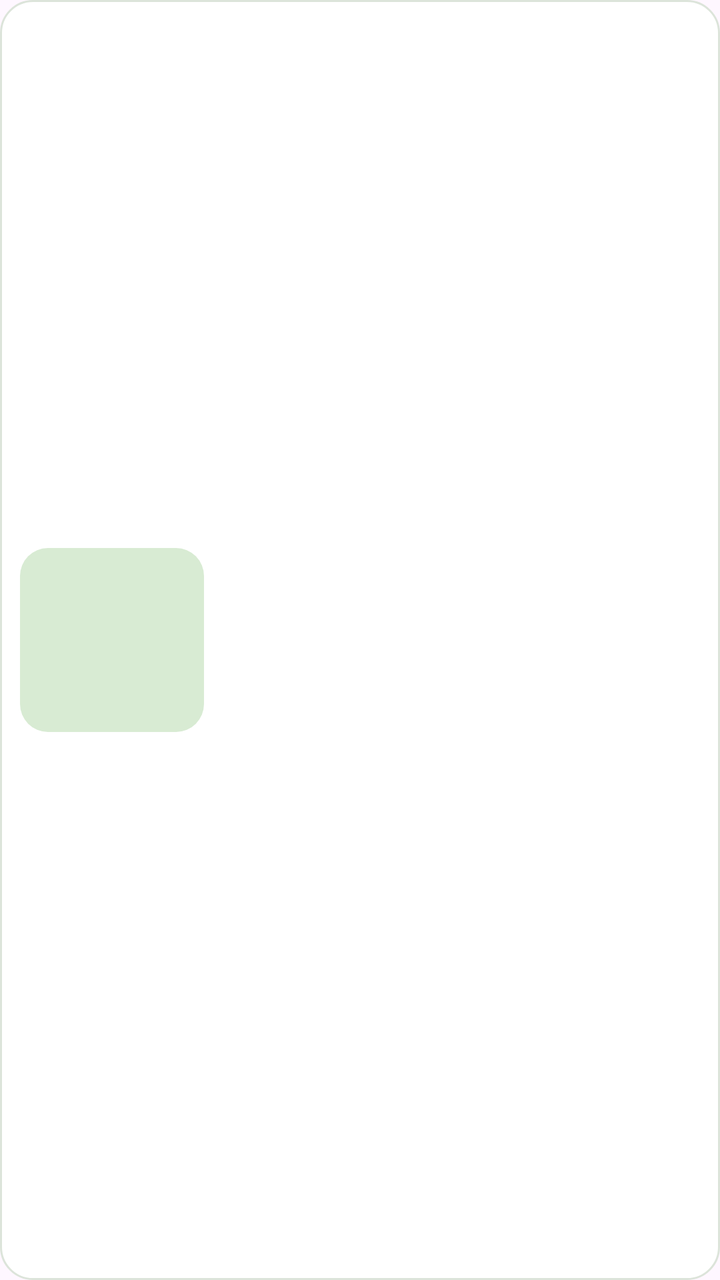
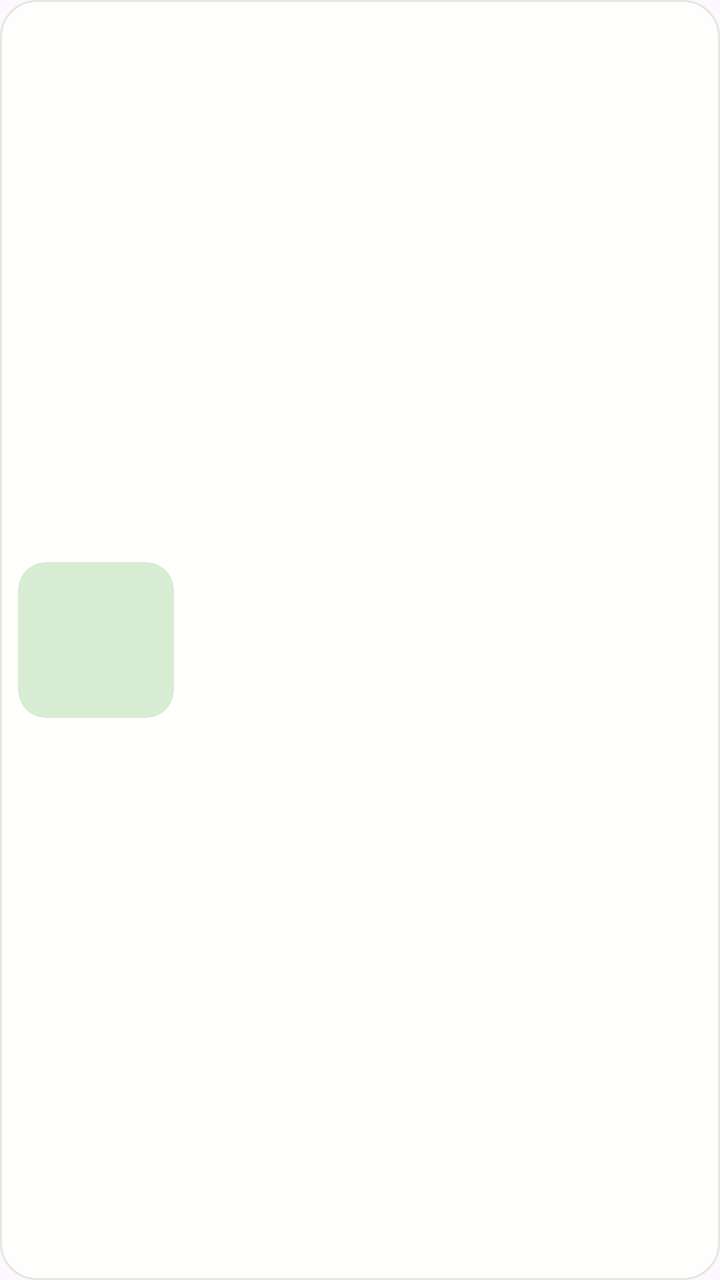

Compare the two renders of this Android layout. The source of the first and the diff that turns it into the second are given below.
<!-- AndroidManifest.xml: application theme Theme.Vacuno -->
<!-- res/layout/item_animal.xml -->
<?xml version="1.0" encoding="utf-8"?>
<LinearLayout xmlns:android="http://schemas.android.com/apk/res/android"
    android:layout_width="match_parent" android:layout_height="wrap_content"
    android:layout_marginBottom="12dp" android:background="@drawable/bg_animal_card"
    android:gravity="center_vertical" android:orientation="horizontal" android:padding="10dp">

    <TextView android:id="@+id/tv_inicial" android:layout_width="92dp" android:layout_height="92dp"
        android:background="@drawable/bg_animal_imagen" android:gravity="center" android:textColor="@color/verde_principal"
        android:textSize="38sp" android:textStyle="bold" />

    <LinearLayout android:layout_width="0dp" android:layout_height="wrap_content" android:layout_marginStart="13dp"
        android:layout_weight="1" android:orientation="vertical">
        <TextView android:id="@+id/tv_id" android:layout_width="wrap_content" android:layout_height="wrap_content"
            android:textColor="@color/texto_secundario" android:textSize="13sp" android:textStyle="bold" />
        <TextView android:id="@+id/tv_nombre" android:layout_width="wrap_content" android:layout_height="wrap_content"
            android:layout_marginTop="2dp" android:textColor="@color/texto_principal" android:textSize="19sp" android:textStyle="bold" />
        <TextView android:id="@+id/tv_detalle" android:layout_width="wrap_content" android:layout_height="wrap_content"
            android:layout_marginTop="3dp" android:textColor="@color/texto_secundario" android:textSize="13sp" />
        <TextView android:id="@+id/tv_peso" android:layout_width="wrap_content" android:layout_height="wrap_content"
            android:layout_marginTop="2dp" android:textColor="@color/texto_principal" android:textSize="13sp" android:textStyle="bold" />
        <TextView android:id="@+id/tv_estado" android:layout_width="wrap_content" android:layout_height="24dp"
            android:layout_marginTop="5dp" android:gravity="center" android:paddingStart="9dp" android:paddingEnd="9dp"
            android:textSize="11sp" android:textStyle="bold" />
    </LinearLayout>
</LinearLayout>
<!-- resources referenced by this layout -->
<resources>
  <color name="texto_principal">#121713</color>
  <color name="texto_secundario">#4B554E</color>
  <color name="verde_principal">#075B29</color>
  <!-- drawable bg_animal_card (drawable) -->
  <?xml version="1.0" encoding="utf-8"?>
  <shape xmlns:android="http://schemas.android.com/apk/res/android" android:shape="rectangle">
      <solid android:color="@color/white" />
      <corners android:radius="16dp" />
      <stroke android:width="1dp" android:color="#DCE4DA" />
  </shape>
  <!-- drawable bg_animal_imagen (drawable) -->
  <?xml version="1.0" encoding="utf-8"?>
  <shape xmlns:android="http://schemas.android.com/apk/res/android" android:shape="rectangle">
      <solid android:color="#D8EBD3" />
      <corners android:radius="14dp" />
  </shape>
  <style name="Theme.Vacuno" parent="Base.Theme.Vacuno" />
  <color name="white">#FFFFFFFF</color>
  <style name="Base.Theme.Vacuno" parent="Theme.Material3.DayNight.NoActionBar">
          
          
      </style>
</resources>

<!-- the commit's change to res/layout/item_animal.xml (unified diff, before → after) -->
@@ -1,19 +1,26 @@
 <?xml version="1.0" encoding="utf-8"?>
 <LinearLayout xmlns:android="http://schemas.android.com/apk/res/android"
+    xmlns:app="http://schemas.android.com/apk/res-auto"
+    xmlns:tools="http://schemas.android.com/tools"
     android:layout_width="match_parent" android:layout_height="wrap_content"
     android:layout_marginBottom="12dp" android:background="@drawable/bg_animal_card"
-    android:gravity="center_vertical" android:orientation="horizontal" android:padding="10dp">
+    android:gravity="center_vertical" android:orientation="horizontal" android:padding="9dp">
 
-    <TextView android:id="@+id/tv_inicial" android:layout_width="92dp" android:layout_height="92dp"
-        android:background="@drawable/bg_animal_imagen" android:gravity="center" android:textColor="@color/verde_principal"
-        android:textSize="38sp" android:textStyle="bold" />
+    <ImageView
+        android:id="@+id/tv_inicial"
+        android:layout_width="78dp"
+        android:layout_height="78dp"
+        android:background="@drawable/bg_animal_imagen"
+        android:clipToOutline="true"
+        android:contentDescription="@null"
+        android:scaleType="centerCrop" />
 
     <LinearLayout android:layout_width="0dp" android:layout_height="wrap_content" android:layout_marginStart="13dp"
         android:layout_weight="1" android:orientation="vertical">
         <TextView android:id="@+id/tv_id" android:layout_width="wrap_content" android:layout_height="wrap_content"
             android:textColor="@color/texto_secundario" android:textSize="13sp" android:textStyle="bold" />
         <TextView android:id="@+id/tv_nombre" android:layout_width="wrap_content" android:layout_height="wrap_content"
-            android:layout_marginTop="2dp" android:textColor="@color/texto_principal" android:textSize="19sp" android:textStyle="bold" />
+            android:layout_marginTop="2dp" android:textColor="@color/texto_principal" android:textSize="17sp" android:textStyle="bold" />
         <TextView android:id="@+id/tv_detalle" android:layout_width="wrap_content" android:layout_height="wrap_content"
             android:layout_marginTop="3dp" android:textColor="@color/texto_secundario" android:textSize="13sp" />
         <TextView android:id="@+id/tv_peso" android:layout_width="wrap_content" android:layout_height="wrap_content"
@@ -22,4 +29,5 @@
             android:layout_marginTop="5dp" android:gravity="center" android:paddingStart="9dp" android:paddingEnd="9dp"
             android:textSize="11sp" android:textStyle="bold" />
     </LinearLayout>
+
 </LinearLayout>
<!-- resource entries referenced after the edit -->
@@ -2,13 +2,12 @@
 <resources>
   <color name="texto_principal">#121713</color>
   <color name="texto_secundario">#4B554E</color>
-  <color name="verde_principal">#075B29</color>
   <!-- drawable bg_animal_card (drawable) -->
   <?xml version="1.0" encoding="utf-8"?>
   <shape xmlns:android="http://schemas.android.com/apk/res/android" android:shape="rectangle">
-      <solid android:color="@color/white" />
-      <corners android:radius="16dp" />
-      <stroke android:width="1dp" android:color="#DCE4DA" />
+      <solid android:color="#FEFFFC" />
+      <corners android:radius="18dp" />
+      <stroke android:width="1dp" android:color="@color/borde_suave" />
   </shape>
   <!-- drawable bg_animal_imagen (drawable) -->
   <?xml version="1.0" encoding="utf-8"?>
@@ -17,7 +16,7 @@
       <corners android:radius="14dp" />
   </shape>
   <style name="Theme.Vacuno" parent="Base.Theme.Vacuno" />
-  <color name="white">#FFFFFFFF</color>
+  <color name="borde_suave">#E1E8DF</color>
   <style name="Base.Theme.Vacuno" parent="Theme.Material3.DayNight.NoActionBar">
           
           
